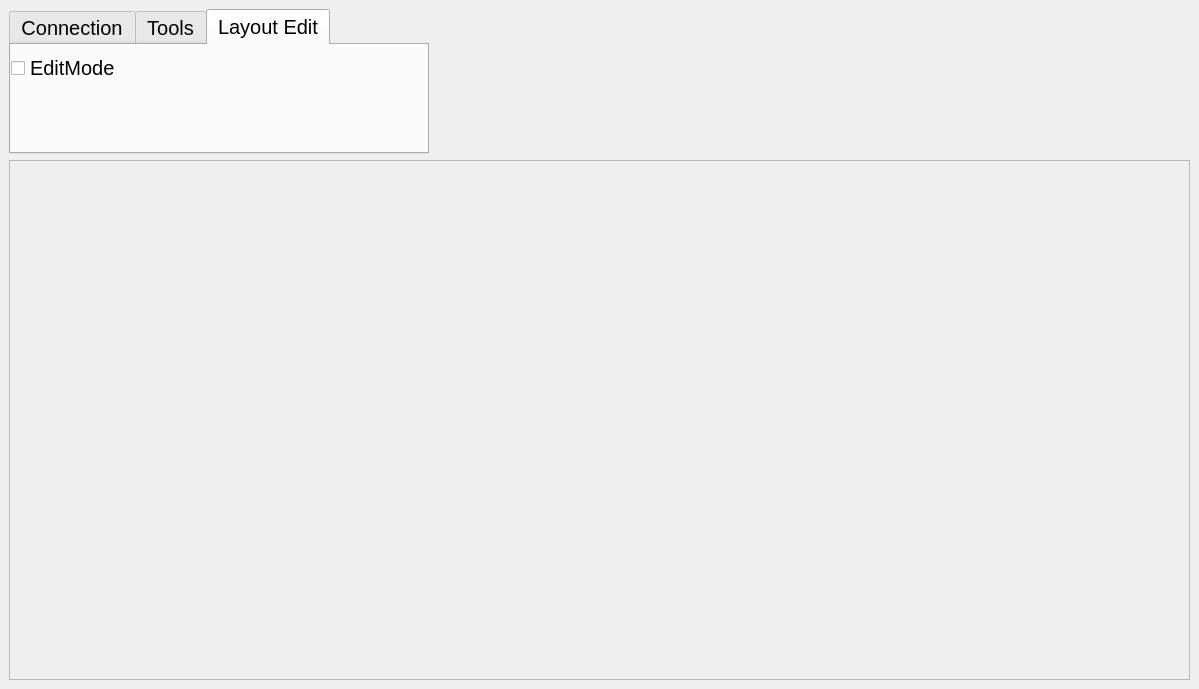
This is src/MainScreen/MainWindow/ui_MainWindow.ui in ScrollDP/CCSMTR as Qt 5 draws it before an edit. The edited form follows.
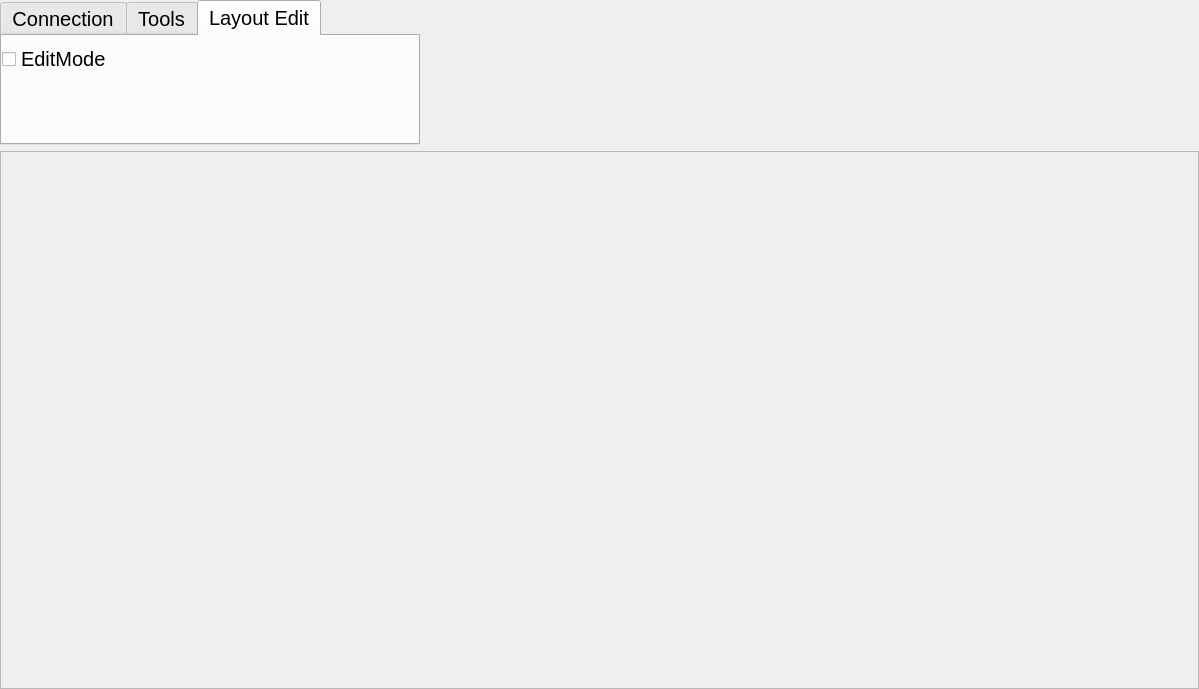
This is the edited form.

The edit to the form file:
```diff
--- a/src/MainScreen/MainWindow/ui_MainWindow.ui
+++ b/src/MainScreen/MainWindow/ui_MainWindow.ui
@@ -44,20 +44,29 @@
     </sizepolicy>
    </property>
    <layout class="QVBoxLayout" name="verticalLayout">
+    <property name="leftMargin">
+     <number>0</number>
+    </property>
+    <property name="topMargin">
+     <number>0</number>
+    </property>
+    <property name="rightMargin">
+     <number>0</number>
+    </property>
+    <property name="bottomMargin">
+     <number>0</number>
+    </property>
     <item>
      <layout class="QVBoxLayout" name="verticalLayout_4">
       <item>
        <layout class="QVBoxLayout" name="verticalLayout_2">
-        <property name="bottomMargin">
-         <number>0</number>
-        </property>
         <item>
          <widget class="QTabWidget" name="tabWidget">
           <property name="enabled">
            <bool>true</bool>
           </property>
           <property name="sizePolicy">
-           <sizepolicy hsizetype="Preferred" vsizetype="Preferred">
+           <sizepolicy hsizetype="Fixed" vsizetype="Fixed">
             <horstretch>0</horstretch>
             <verstretch>0</verstretch>
            </sizepolicy>
```
